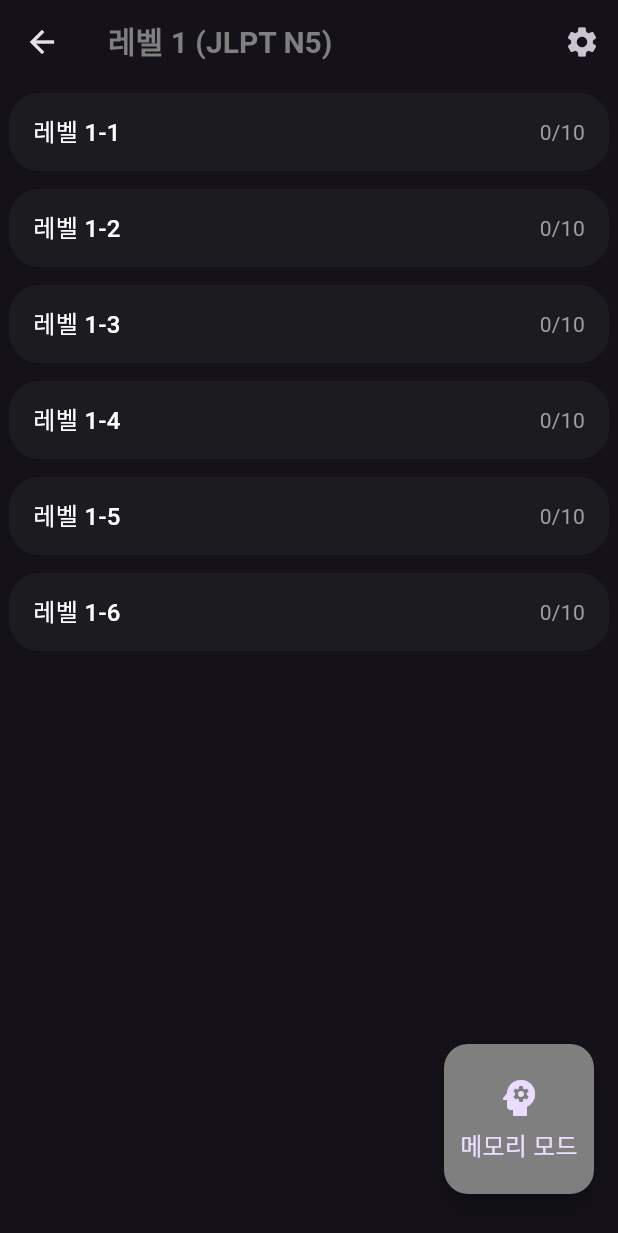
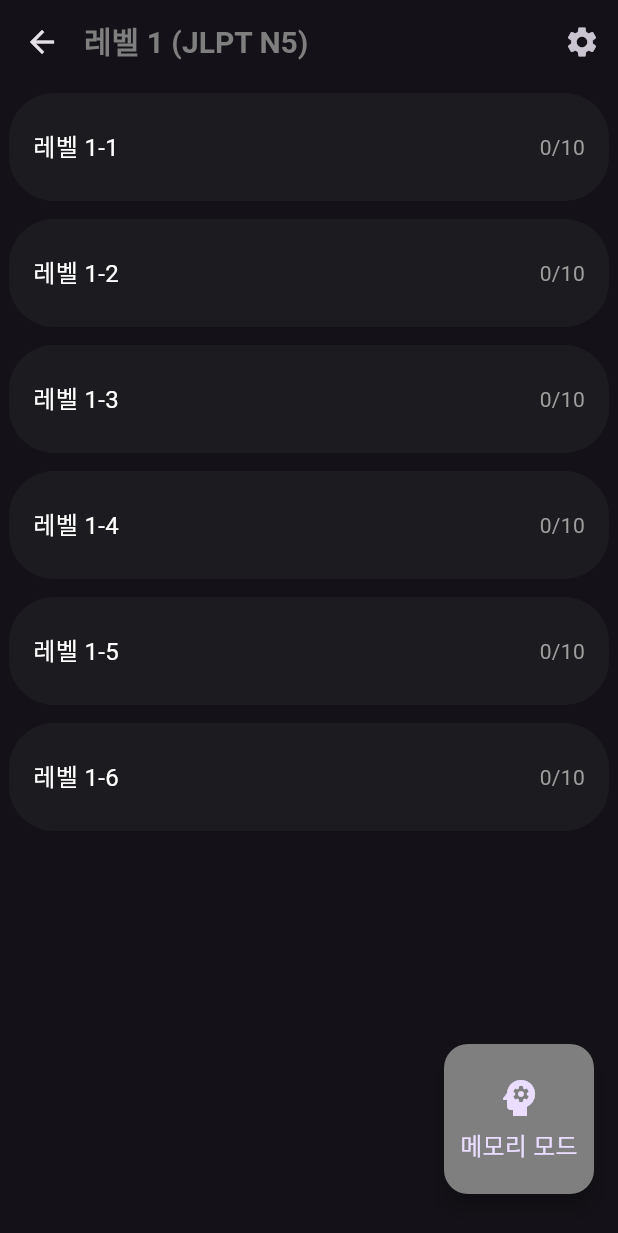
Before and after one commit to yoosukkim-create/Japanese, a Flutter app: the screen it shows after launch, after a tap on "레벨 1 (JLPT N5)", on a phone screen of 412 x 824 dp. Shown: the top 1233 px of the screen. Run offline on Flutter 3.47's test engine with Material 3 defaults, Android fonts, the phone set to English and light mode, and no system bars; our stand-ins replace google_fonts, shared_preferences.

Commit message:
feat: UI huge update

```diff
--- a/lib/main.dart
+++ b/lib/main.dart
@@ -10,6 +10,8 @@ import 'package:japanese/providers/study_provider.dart';
 import 'package:japanese/views/screens/word_list_screen.dart';
 import 'package:japanese/views/screens/word_group_screen.dart';
 import 'package:japanese/views/screens/settings_screen.dart';
+
+import 'package:japanese/utils/top_bounce_only_scroll_physics.dart';
 
 void main() {
   runApp(
@@ -71,9 +73,7 @@ class _HomeScreenState extends State<HomeScreen> {
           const SizedBox(width: 8),
           Text(
             title,
-            style: TextStyle(
-              fontSize: 14,
-              fontWeight: FontWeight.bold,
+            style: ThemeProvider.wordbookListStyle.copyWith(
               color: themeProvider.mainColor,
             ),
           ),
@@ -144,9 +144,7 @@ class _HomeScreenState extends State<HomeScreen> {
                   children: [
                     Text(
                       wordbook.title,
-                      style: TextStyle(
-                        fontSize: 16,
-                        fontWeight: FontWeight.w600,
+                      style: ThemeProvider.wordbookNameStyle.copyWith(
                         color: isDarkMode(context) ? Colors.white : Colors.black87,
                       ),
                     ),
@@ -159,7 +157,9 @@ class _HomeScreenState extends State<HomeScreen> {
                         );
                         return Text(
                           '$studiedWords/$totalWords',
-                          style: const TextStyle(fontSize: 14, color: Colors.grey),
+                          style: ThemeProvider.wordbookCountStyle.copyWith(
+                            color: Colors.grey,
+                          ),
                         );
                       },
                     ),
@@ -238,13 +238,10 @@ class _HomeScreenState extends State<HomeScreen> {
         return Scaffold(
           appBar: AppBar(
             title: Align(
-              alignment: Alignment.centerLeft,
+              alignment: ThemeProvider.wordbookBarAlignment,
               child: Text(
-                '메모리 メモリ',
-                style: TextStyle(
-                  fontWeight: FontWeight.w800,
-                  fontSize: 24,
-                  letterSpacing: 1.2,
+                ThemeProvider.wordbookBarTitle,
+                style: ThemeProvider.wordbookBarStyle.copyWith(
                   color: themeProvider.mainColor,
                 ),
               ),
@@ -259,10 +256,10 @@ class _HomeScreenState extends State<HomeScreen> {
               ),
             ],
           ),
-          body: SingleChildScrollView(
-            child: Column(
+          body: Column(
             crossAxisAlignment: CrossAxisAlignment.start,
             children: [
+              // 🔍 고정된 검색창
               Padding(
                 padding: const EdgeInsets.all(16.0),
                 child: TextField(
@@ -273,7 +270,10 @@ class _HomeScreenState extends State<HomeScreen> {
                       Navigator.push(
                         context,
                         MaterialPageRoute(
-                            builder: (_) => WordListScreen(title: '"$query" 검색 결과', words: results),
+                          builder: (_) => WordListScreen(
+                            title: '"$query" 검색 결과',
+                            words: results,
+                          ),
                         ),
                       );
                     },
@@ -284,7 +284,9 @@ class _HomeScreenState extends State<HomeScreen> {
                   decoration: InputDecoration(
                     hintText: '단어 검색...',
                     prefixIcon: const Icon(Icons.search),
-                      border: OutlineInputBorder(borderRadius: BorderRadius.circular(ThemeProvider.defaultCornerRadius)),
+                    border: OutlineInputBorder(
+                      borderRadius: BorderRadius.circular(ThemeProvider.defaultCornerRadius),
+                    ),
                     focusedBorder: OutlineInputBorder(
                       borderRadius: BorderRadius.circular(ThemeProvider.defaultCornerRadius),
                       borderSide: BorderSide(color: themeProvider.mainColor, width: 2),
@@ -292,13 +294,21 @@ class _HomeScreenState extends State<HomeScreen> {
                   ),
                 ),
               ),
+
+              // 📜 나머지 리스트는 스크롤 가능하게
+              Expanded(
+                child: ListView(
+                  physics: const TopBounceOnlyScrollPhysics(),
+                  padding: const EdgeInsets.only(bottom: 24.0),
+                  children: [
                     _buildRecentLists(studyProvider, themeProvider),
                     _buildBasicWordList(homeVM.wordbooks, themeProvider),
                     _buildCustomWordbooks(themeProvider),
                   ],
                 ),
               ),
-
+            ],
+          ),
         );
       },
     );
--- a/lib/providers/theme_provider.dart
+++ b/lib/providers/theme_provider.dart
@@ -1,4 +1,5 @@
 import 'package:flutter/material.dart';
+import 'package:google_fonts/google_fonts.dart';
 
 class ThemeProvider extends ChangeNotifier {
   bool _isDarkMode = true;
@@ -45,5 +46,55 @@ class ThemeProvider extends ChangeNotifier {
     notifyListeners();
   }
 
-  static const double defaultCornerRadius = 20.0;
+  static const double defaultCornerRadius = 30.0;
+
+
+  //// Manage Every Text Here
+
+  // 1. wordbook list Screen (Main)
+  static const Alignment wordbookBarAlignment = Alignment.centerLeft;
+  static const String wordbookBarTitle = '메모리 メモリ';
+  static final TextStyle wordbookBarStyle = GoogleFonts.getFont(
+    'Do Hyeon',
+    fontSize:  24.0,
+    fontWeight: FontWeight.w900,
+    letterSpacing: 1.2,
+  );
+  static final TextStyle wordbookListStyle = GoogleFonts.getFont(
+    'Do Hyeon',
+    fontSize:  14.0,
+    fontWeight: FontWeight.w700,
+  );
+  static final TextStyle wordbookNameStyle = GoogleFonts.getFont(
+    'Roboto',
+    fontSize:  16.0,
+    fontWeight: FontWeight.w600,
+  );
+  static final TextStyle wordbookCountStyle = GoogleFonts.getFont(
+    'Roboto',
+    fontSize:  14.0,
+    fontWeight: FontWeight.w400,
+  );
+
+  // 2. wordgroup list Screen (Sub)
+  static final TextStyle wordgroupBarStyle = GoogleFonts.getFont(
+    'Roboto',
+    fontSize:  20.0,
+    fontWeight: FontWeight.w600,
+  );
+  static final TextStyle wordgroupNameStyle = GoogleFonts.getFont(
+    'Roboto',
+    fontSize:  16.0,
+    fontWeight: FontWeight.w400,
+  );
+  static final TextStyle wordgroupCountStyle = GoogleFonts.getFont(
+    'Roboto',
+    fontSize:  14.0,
+    fontWeight: FontWeight.w400,
+  );
+
+  // 3. word list Screen - flash card
+  // 4. word list Screen - list card
+  // 5. word list Screen - memory card
+  // 6. settings Screen
 }
--- /dev/null
+++ b/lib/utils/top_bounce_only_scroll_physics.dart
@@ -0,0 +1,25 @@
+import 'package:flutter/widgets.dart';
+
+class TopBounceOnlyScrollPhysics extends BouncingScrollPhysics {
+  const TopBounceOnlyScrollPhysics({ScrollPhysics? parent}) : super(parent: parent);
+
+  @override
+  TopBounceOnlyScrollPhysics applyTo(ScrollPhysics? ancestor) {
+    return TopBounceOnlyScrollPhysics(parent: buildParent(ancestor));
+  }
+
+  @override
+  double applyBoundaryConditions(ScrollMetrics position, double value) {
+    // 👆 위로 스크롤 → 바운스 허용
+    if (value < position.pixels && position.pixels <= position.minScrollExtent) {
+      return value - position.pixels;
+    }
+
+    // 👇 아래로 스크롤 → 바운스 막기
+    if (value > position.pixels && position.pixels >= position.maxScrollExtent) {
+      return 0.0; // overscroll 막음
+    }
+
+    return 0.0;
+  }
+}
--- a/lib/views/screens/word_group_screen.dart
+++ b/lib/views/screens/word_group_screen.dart
@@ -6,6 +6,7 @@ import '../../providers/theme_provider.dart';
 import 'settings_screen.dart';
 import '../../providers/study_provider.dart';
 import 'memory_mode_screen.dart';
+import 'package:japanese/utils/top_bounce_only_scroll_physics.dart';
 class WordGroupScreen extends StatelessWidget {
 
   final Wordbook wordbook;
@@ -23,12 +24,14 @@ class WordGroupScreen extends StatelessWidget {
 
     return Scaffold(
       appBar: AppBar(
-        title: Text(
-          wordbook.title,
-          style: TextStyle(
-            fontWeight: FontWeight.w600,
-            fontSize: 20,
-            color: themeProvider.mainColor,
+        titleSpacing: 0,
+        title: Align(
+          alignment: Alignment.centerLeft,
+          child: Text(
+            wordbook.title,
+            style: ThemeProvider.wordgroupBarStyle.copyWith(
+              color: themeProvider.mainColor,
+            ),
           ),
         ),
         actions: [
@@ -44,6 +47,7 @@ class WordGroupScreen extends StatelessWidget {
         ],
       ),
       body: ListView.builder(
+        physics: const TopBounceOnlyScrollPhysics(),
         padding: const EdgeInsets.all(6.0),
         itemCount: wordbook.wordgroups.length,
         itemBuilder: (context, index) {
@@ -76,7 +80,7 @@ class WordGroupScreen extends StatelessWidget {
                 );
               },
               child: Padding(
-                padding: const EdgeInsets.symmetric(horizontal: 16.0, vertical: 14.0),
+                padding: const EdgeInsets.symmetric(horizontal: 16.0, vertical: 24.0),
                 child: Row(
                   mainAxisAlignment: MainAxisAlignment.spaceBetween,
                   children: [
@@ -84,9 +88,7 @@ class WordGroupScreen extends StatelessWidget {
                       children: [
                         Text(
                           key,
-                          style: TextStyle(
-                            fontSize: 16,
-                            fontWeight: FontWeight.w500,
+                          style: ThemeProvider.wordgroupNameStyle.copyWith(
                             color: textColor(context),
                           ),
                         ),
@@ -94,8 +96,7 @@ class WordGroupScreen extends StatelessWidget {
                     ),
                     Text(
                       studyProvider.getWordgroupProgressText(wordgroup.words),
-                      style: const TextStyle(
-                        fontSize: 14,
+                      style: ThemeProvider.wordgroupCountStyle.copyWith(
                         color: Colors.grey,
                       ),
                     ),
--- a/pubspec.yaml
+++ b/pubspec.yaml
@@ -32,6 +32,7 @@ dependencies:
     sdk: flutter
   provider: ^6.0.5
   shared_preferences: ^2.2.2
+  google_fonts: ^6.1.0
 
   # The following adds the Cupertino Icons font to your application.
   # Use with the CupertinoIcons class for iOS style icons.
```
Also changed, not shown: pubspec.lock, 2 other files. Lines whose indentation alone changed are shown as unchanged.
